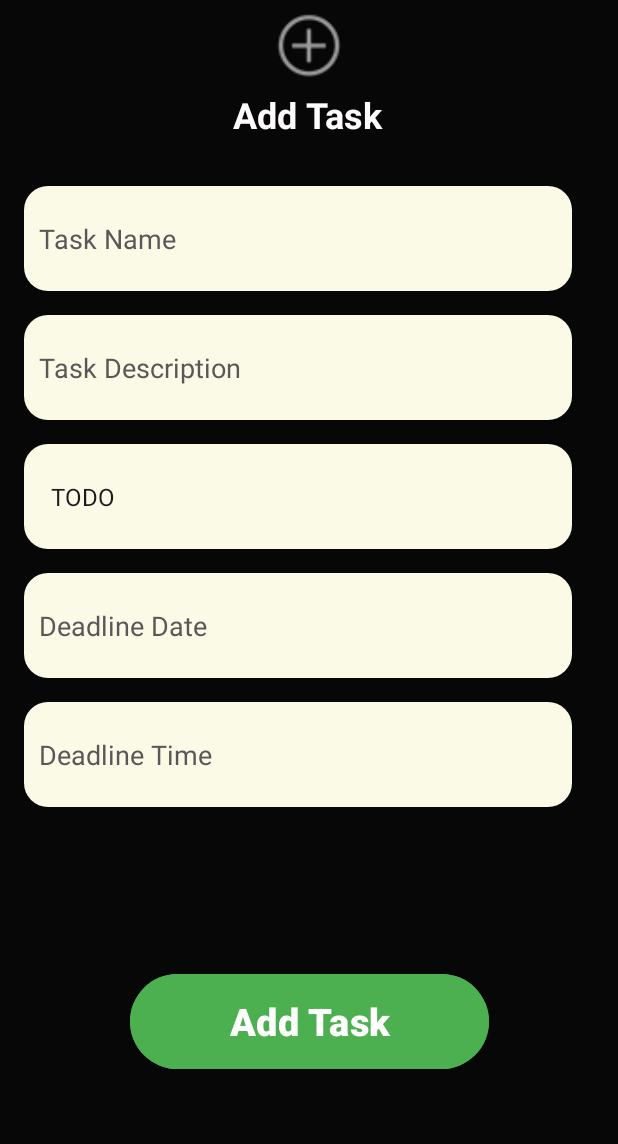
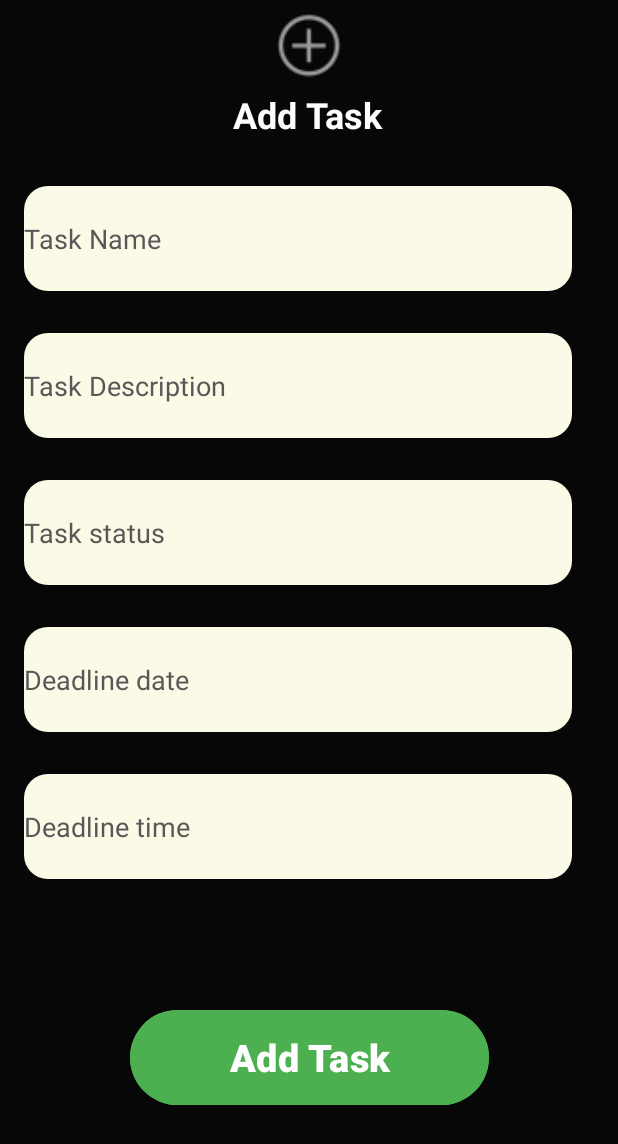
Before and after one commit to Baralsurekha/Task-management, an Android app: the CreateTask screen opened directly, with no data from a screen before it, on a phone screen of 412 x 824 dp. Shown: the top 1144 px of the screen. Run offline under Robolectric (Android 15) with nearby library versions, the phone set to English and light mode, and no system bars; our stand-ins replace Firebase (no records; nobody signed in at launch, a user with empty details on screens opened directly).

Commit message:
Revert "Merge remote-tracking branch 'origin/main'"
This reverts commit 5ffac7180311c63f571d568875683facf6c2c30f, reversing
changes made to 7131c6df4602bbf910d24d673a21250fdee02287.

```diff
--- a/app/src/main/AndroidManifest.xml
+++ b/app/src/main/AndroidManifest.xml
@@ -2,9 +2,6 @@
 <manifest xmlns:android="http://schemas.android.com/apk/res/android"
     xmlns:tools="http://schemas.android.com/tools">
 
-    <uses-permission android:name="android.permission.POST_NOTIFICATIONS" />
-    <uses-permission android:name="android.permission.SCHEDULE_EXACT_ALARM" />
-    <uses-permission android:name="android.permission.USE_EXACT_ALARM" />
     <application
         android:allowBackup="true"
         android:dataExtractionRules="@xml/data_extraction_rules"
@@ -49,8 +46,6 @@
         <activity
             android:name=".changePassword"
             android:exported="false" />
-        <receiver android:name=".ReminderBroadcastReceiver"
-            android:exported="false" />
     </application>
 
 </manifest>
--- a/app/src/main/java/com/example/taskmanagement/CreateTask.java
+++ b/app/src/main/java/com/example/taskmanagement/CreateTask.java
@@ -1,20 +1,11 @@
 package com.example.taskmanagement;
 
-import android.app.DatePickerDialog;
-import android.app.TimePickerDialog;
 import android.os.Bundle;
-import android.os.Debug;
-import android.util.Log;
 import android.util.Patterns;
 import android.view.View;
-import android.widget.AdapterView;
-import android.widget.ArrayAdapter;
 import android.widget.Button;
 import android.widget.EditText;
 import android.widget.ProgressBar;
-import android.widget.Spinner;
-import android.widget.TextView;
-import android.widget.Toast;
 
 import androidx.activity.EdgeToEdge;
 import androidx.annotation.NonNull;
@@ -29,17 +20,13 @@ import com.google.firebase.firestore.DocumentReference;
 
 import java.text.ParseException;
 import java.text.SimpleDateFormat;
-import java.util.Calendar;
 import java.util.Date;
 import java.util.Locale;
 
 public class CreateTask extends AppCompatActivity {
-    String TaskStatus ;
-    EditText taskName, taskDescription;
-    TextView deadlineDate, deadlineTime;
-    Spinner taskStatus;
+
+    EditText taskName, taskDescription, taskStatus, deadlineDate, deadlineTime;
     Button addTaskBtn;
-    Calendar calendar = Calendar.getInstance();
 
     @Override
     protected void onCreate(Bundle savedInstanceState) {
@@ -53,59 +40,18 @@ public class CreateTask extends AppCompatActivity {
         });
         taskName = findViewById(R.id.editTextname);
         taskDescription = findViewById(R.id.editTextdescription);
-        taskStatus = findViewById(R.id.spinner);
+        taskStatus = findViewById(R.id.editStatus);
         deadlineDate = findViewById(R.id.editTextDate);
         deadlineTime = findViewById(R.id.editTextTime);
         addTaskBtn = findViewById(R.id.addbutton);
-        String[] options = {"TODO", "Progress", "Failed","Finished"};
-        ArrayAdapter<String> adapter = new ArrayAdapter<>(this, android.R.layout.simple_spinner_item, options);
 
-        adapter.setDropDownViewResource(android.R.layout.simple_spinner_dropdown_item);
-        taskStatus.setAdapter(adapter);
-
-// Get selected item
-        taskStatus.setOnItemSelectedListener(new AdapterView.OnItemSelectedListener() {
-            @Override
-            public void onItemSelected(AdapterView<?> parent, View view, int position, long id) {
-                String selected = parent.getItemAtPosition(position).toString();
-                TaskStatus = selected;
-
-            }
-
-            @Override
-            public void onNothingSelected(AdapterView<?> parent) {
-                // Optional
-            }
-        });
-
-
-        deadlineDate.setOnClickListener(v -> {
-            new DatePickerDialog(this, (view, year, month, dayOfMonth) -> {
-                calendar.set(Calendar.YEAR, year);
-                calendar.set(Calendar.MONTH, month);
-                calendar.set(Calendar.DAY_OF_MONTH, dayOfMonth);
-
-                SimpleDateFormat sdf = new SimpleDateFormat("yyyy-MM-dd", Locale.getDefault());
-                deadlineDate.setText(sdf.format(calendar.getTime()));
-            }, calendar.get(Calendar.YEAR), calendar.get(Calendar.MONTH), calendar.get(Calendar.DAY_OF_MONTH)).show();
-        });
-        deadlineTime.setOnClickListener(v -> {
-            new TimePickerDialog(this, (view, hourOfDay, minute) -> {
-                calendar.set(Calendar.HOUR_OF_DAY, hourOfDay);
-                calendar.set(Calendar.MINUTE, minute);
-                calendar.set(Calendar.SECOND, 0);
-
-                SimpleDateFormat sdf = new SimpleDateFormat("HH:mm", Locale.getDefault());
-                deadlineTime.setText(sdf.format(calendar.getTime()));
-            }, calendar.get(Calendar.HOUR_OF_DAY), calendar.get(Calendar.MINUTE), true).show();
-        });
 
         addTaskBtn.setOnClickListener(v -> saveNote());
     }
     void saveNote(){
         String TaskName = taskName.getText().toString();
         String TaskDescription = taskDescription.getText().toString();
-
+        String TaskStatus = taskStatus.getText().toString();
         String DeadlineDate =deadlineDate.getText().toString();
         String DeadlineTime = deadlineTime.getText().toString();
 
@@ -124,7 +70,6 @@ public class CreateTask extends AppCompatActivity {
             // in format yyyy-mm-dd
             Date date = sdf.parse(dateTimeString);
             deadlineMillis = date.getTime();
-            Log.e("Sucess ","Deadline time " +deadlineMillis );
         } catch (ParseException e) {
             deadlineDate.setError("Invalid date or time format");
             deadlineDate.requestFocus();
@@ -178,6 +123,7 @@ boolean validateData (String TaskName,String TaskDescription,String TaskStatus,S
     }
 
     if (TaskStatus.isEmpty()) {
+        taskStatus.setError("Task Status is required");
         taskStatus.requestFocus();
         return false;
     }
--- a/app/src/main/java/com/example/taskmanagement/Editprofile.java
+++ b/app/src/main/java/com/example/taskmanagement/Editprofile.java
@@ -87,7 +87,5 @@ public class Editprofile extends AppCompatActivity {
                                 Toast.makeText(this, "Failed to update profile", Toast.LENGTH_SHORT).show());
             }
         });
-
-
     }
 }
--- a/app/src/main/java/com/example/taskmanagement/Utility.java
+++ b/app/src/main/java/com/example/taskmanagement/Utility.java
@@ -9,7 +9,7 @@ import com.google.firebase.firestore.CollectionReference;
 import com.google.firebase.firestore.FirebaseFirestore;
 
 public class Utility {
-    public static boolean isfreshlogin;
+
     static void showToast(Context context, String message) {
         Toast.makeText(context,message, Toast.LENGTH_SHORT).show();
     }
--- a/app/src/main/res/layout/activity_create_task.xml
+++ b/app/src/main/res/layout/activity_create_task.xml
@@ -42,7 +42,6 @@
         android:background="@drawable/background_task"
         android:hint="Task Name"
         android:inputType="text"
-        android:paddingLeft="10dp"
         android:textColor="#090909"
         android:textColorHint="#595757"
         app:circularflow_defaultRadius="20dp"
@@ -50,17 +49,15 @@
         app:layout_constraintStart_toStartOf="parent"
         app:layout_constraintTop_toBottomOf="@+id/textView7" />
 
-
     <EditText
         android:id="@+id/editTextdescription"
         android:layout_width="365sp"
         android:layout_height="70sp"
         android:layout_marginStart="16dp"
-        android:layout_marginTop="16dp"
+        android:layout_marginTop="28dp"
         android:background="@drawable/background_task"
         android:backgroundTint="#FBFAE7"
         android:ems="10"
-        android:paddingLeft="10dp"
         android:hint="Task Description"
         android:inputType="text"
         android:textColor="#090909"
@@ -68,57 +65,50 @@
         app:layout_constraintStart_toStartOf="parent"
         app:layout_constraintTop_toBottomOf="@+id/editTextname" />
 
-    <Spinner
-        android:id="@+id/spinner"
+    <EditText
+        android:id="@+id/editStatus"
         android:layout_width="365sp"
         android:layout_height="70sp"
         android:layout_marginStart="16dp"
-        android:layout_marginTop="16dp"
+        android:layout_marginTop="28dp"
         android:background="@drawable/background_task"
         android:backgroundTint="#FBFAE7"
         android:ems="10"
-        android:textSize="18dp"
-        android:gravity="center_vertical"
-        android:paddingLeft="10dp"
-        android:hint="Task Status"
+        android:inputType="text"
+        android:hint="Task status"
         android:textColor="#090909"
         android:textColorHint="#595757"
         app:layout_constraintStart_toStartOf="parent"
         app:layout_constraintTop_toBottomOf="@+id/editTextdescription" />
 
-    <TextView
+    <EditText
         android:id="@+id/editTextDate"
         android:layout_width="365sp"
         android:layout_height="70sp"
         android:layout_marginStart="16dp"
-        android:layout_marginTop="16dp"
+        android:layout_marginTop="28dp"
         android:background="@drawable/background_task"
         android:backgroundTint="#FBFAE7"
         android:ems="10"
-        android:hint="Deadline Date"
-        android:textSize="18dp"
-        android:gravity="center_vertical"
-        android:paddingLeft="10dp"
         android:inputType="date"
+        android:hint="Deadline date"
         android:textColor="#090909"
         android:textColorHint="#595757"
         app:layout_constraintStart_toStartOf="parent"
-        tools:ignore="HardcodedText"
-        app:layout_constraintTop_toBottomOf="@+id/spinner" />
+        app:layout_constraintTop_toBottomOf="@+id/editStatus"
+        tools:ignore="HardcodedText" />
 
-    <TextView
+    <EditText
         android:id="@+id/editTextTime"
         android:layout_width="365sp"
         android:layout_height="70sp"
         android:layout_marginStart="16dp"
-        android:layout_marginTop="16dp"
+        android:layout_marginTop="28dp"
         android:background="@drawable/background_task"
         android:backgroundTint="#FBFAE7"
-        android:textSize="18dp"
+        android:ems="10"
         android:inputType="time"
-        android:gravity="center_vertical"
-        android:paddingLeft="10dp"
-        android:hint="Deadline Time"
+        android:hint="Deadline time"
         android:textColor="#090909"
         android:textColorHint="#595757"
         app:layout_constraintStart_toStartOf="parent"
@@ -149,6 +139,4 @@
         app:layout_constraintHorizontal_bias="0.498"
         app:layout_constraintStart_toStartOf="parent" />
 
-
-
 </androidx.constraintlayout.widget.ConstraintLayout>
--- a/gradle/libs.versions.toml
+++ b/gradle/libs.versions.toml
@@ -11,7 +11,6 @@ constraintlayout = "2.1.4"
 googleGmsGoogleServices = "4.4.2"
 firebaseAuth = "23.2.0"
 firebaseFirestore = "25.1.4"
-firebaseDatabase = "21.0.0"
 
 
 [libraries]
@@ -25,7 +24,6 @@ activity = { group = "androidx.activity", name = "activity", version.ref = "acti
 constraintlayout = { group = "androidx.constraintlayout", name = "constraintlayout", version.ref = "constraintlayout" }
 firebase-auth = { group = "com.google.firebase", name = "firebase-auth", version.ref = "firebaseAuth" }
 firebase-firestore = { group = "com.google.firebase", name = "firebase-firestore", version.ref = "firebaseFirestore" }
-firebase-database = { group = "com.google.firebase", name = "firebase-database", version.ref = "firebaseDatabase" }
 
 [plugins]
 androidApplication = { id = "com.android.application", version.ref = "agp" }
```
Also changed, not shown: app/src/main/java/com/example/taskmanagement/MainActivity.java (+1 -7 lines), app/src/main/java/com/example/taskmanagement/Registration.java (+3 -61 lines), app/src/main/java/com/example/taskmanagement/ReminderBroadcastReceiver.java (deleted, +0 -45 lines), app/src/main/java/com/example/taskmanagement/SplashActivity.java (+6 -60 lines), app/src/main/java/com/example/taskmanagement/Userdetails.java (+2 -35 lines).
